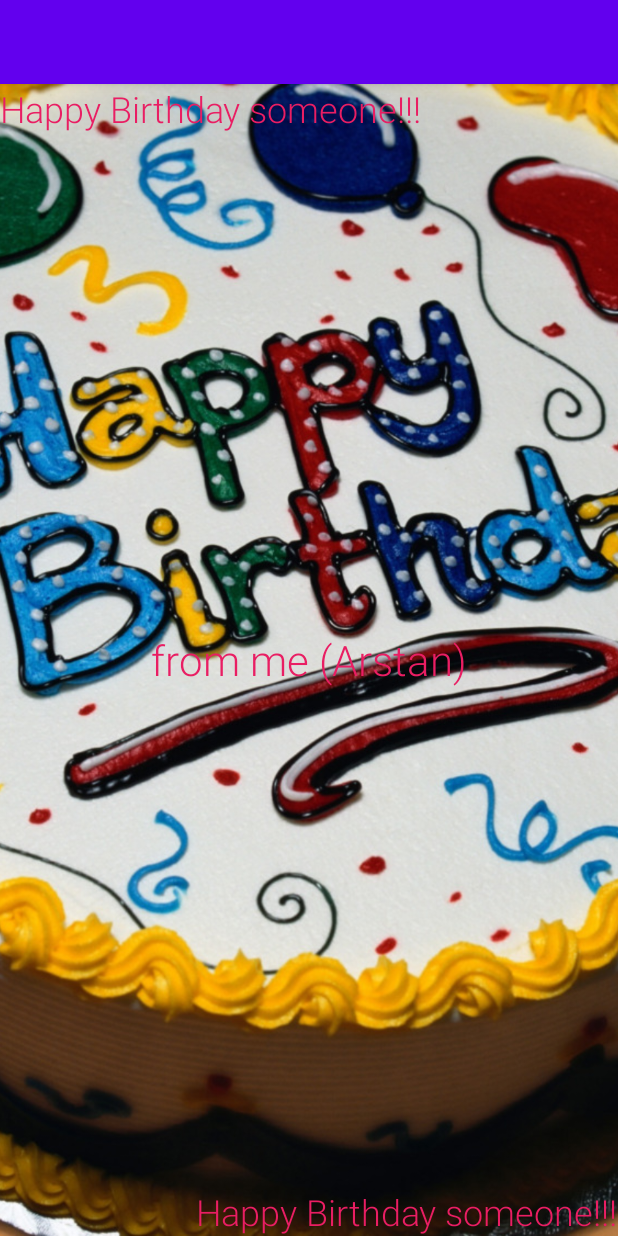
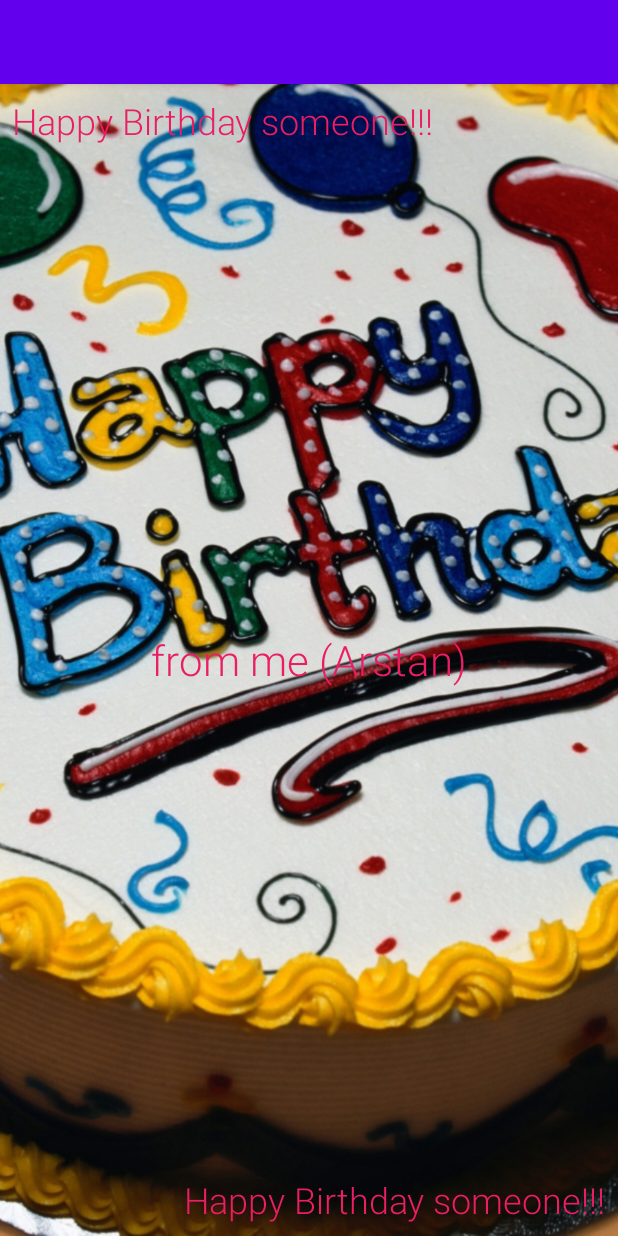
Before and after one commit to Bad-lion/Neobius, an Android app: the screen it shows after launch (MainActivity), on a phone screen of 412 x 824 dp. Run offline under Robolectric (Android 15) with nearby library versions, the phone set to English and light mode, and no system bars; Roboto replaces fonts that are not available here.

Commit message:
birthday card

```diff
--- a/MyCard/app/src/main/res/layout/activity_main.xml
+++ b/MyCard/app/src/main/res/layout/activity_main.xml
@@ -19,6 +19,7 @@
         android:layout_height="wrap_content"
         android:layout_alignParentStart="true"
         android:layout_alignParentTop="true"
+        android:layout_margin="8dp"
         android:fontFamily="sans-serif-light"
         android:text="Happy Birthday someone!!!"
         android:textColor="#E91E63"
@@ -42,6 +43,7 @@
         android:layout_width="wrap_content"
         android:layout_height="wrap_content"
         android:layout_alignParentEnd="true"
+        android:layout_margin="8dp"
         android:layout_alignParentBottom="true"
         android:fontFamily="sans-serif-light"
         android:text="Happy Birthday someone!!!"
```
